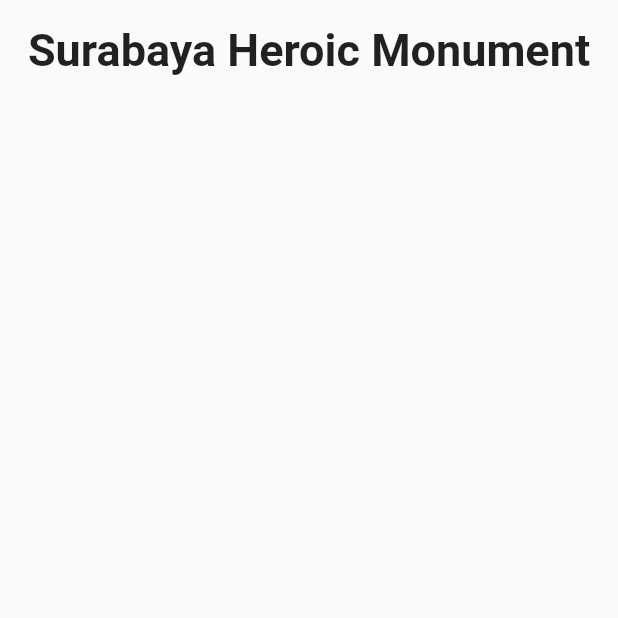
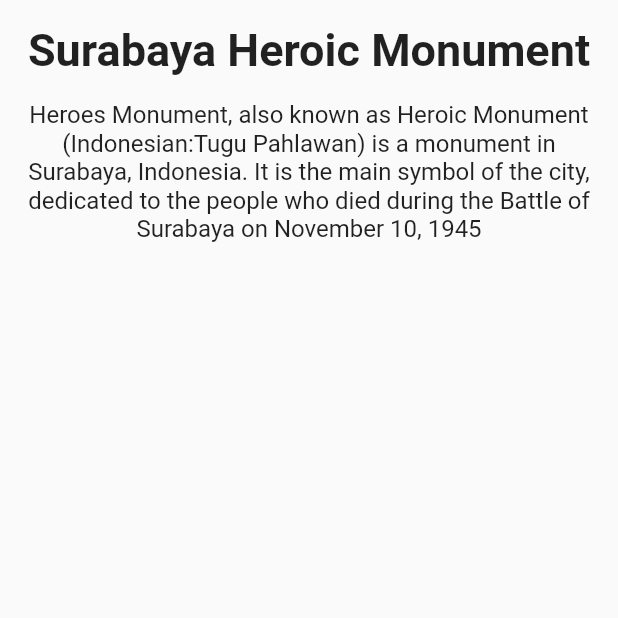
Before and after one commit to muadzfathulloh/FlutterTrainning, a Flutter app: the screen it shows after launch, on a phone screen of 412 x 824 dp, the top half of it. Run offline on Flutter 3.47's test engine with Material 2 defaults, Android fonts, the phone set to English and light mode, and no system bars.

Commit message:
Layout - Percobaan 2

```diff
--- a/lib/main.dart
+++ b/lib/main.dart
@@ -39,6 +39,14 @@ class DetailScreen extends StatelessWidget {
                 ),
               ),
             ),
+            Container(
+              padding: const EdgeInsets.all(16.0),
+              child: const Text(
+                'Heroes Monument, also known as Heroic Monument (Indonesian:Tugu Pahlawan) is a monument in Surabaya, Indonesia. It is the main symbol of the city, dedicated to the people who died during the Battle of Surabaya on November 10, 1945',
+                textAlign: TextAlign.center,
+                style: TextStyle(fontSize: 16.0),
+              ),
+            )
           ],
         ),
       ),
```
